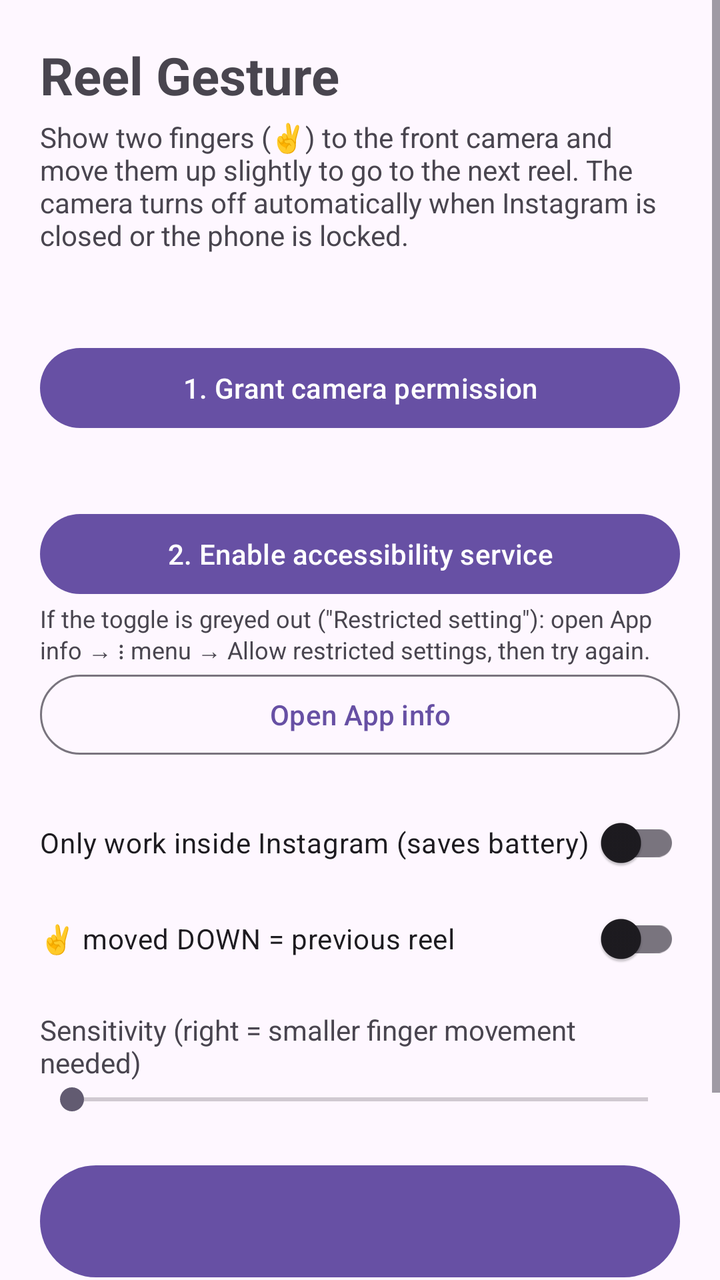
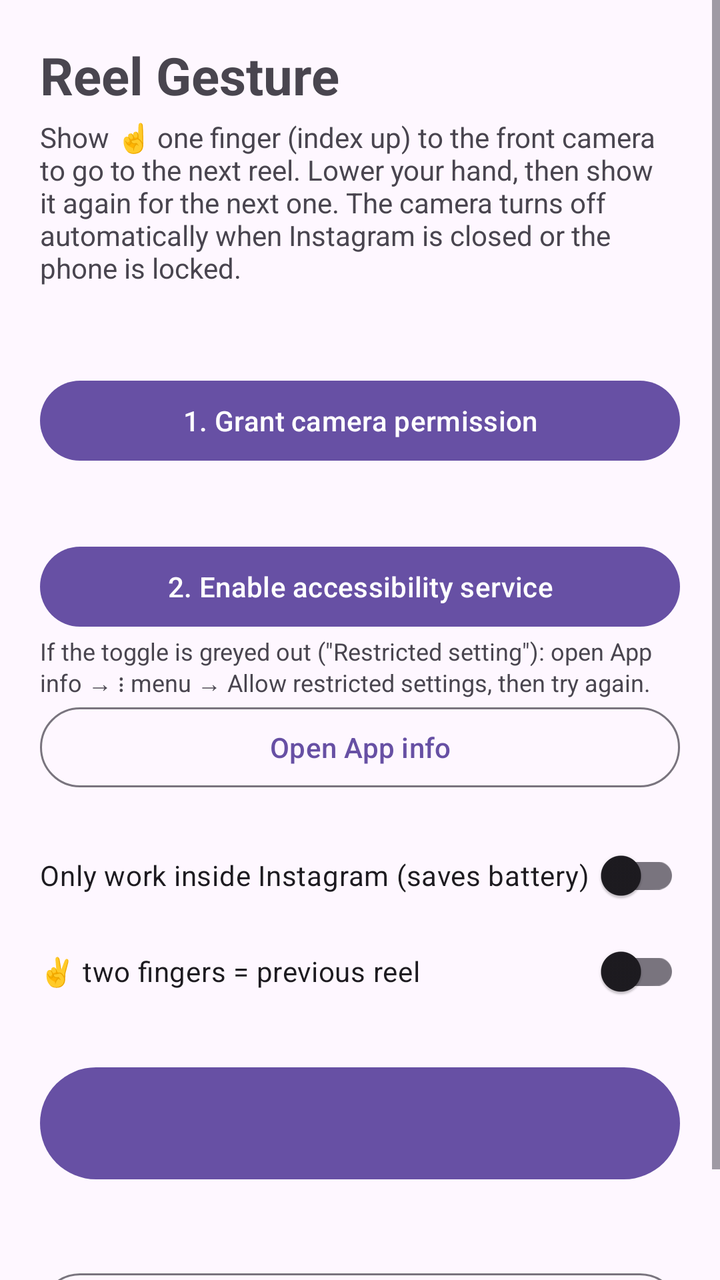

Before-and-after screenshots of an Android layout around one commit, followed by the original layout XML and the change that was made.
<!-- AndroidManifest.xml: application theme Theme.ReelGesture -->
<!-- res/layout/activity_main.xml -->
<?xml version="1.0" encoding="utf-8"?>
<ScrollView xmlns:android="http://schemas.android.com/apk/res/android"
    android:layout_width="match_parent"
    android:layout_height="match_parent"
    android:fitsSystemWindows="true">

    <LinearLayout
        android:layout_width="match_parent"
        android:layout_height="wrap_content"
        android:orientation="vertical"
        android:padding="20dp">

        <TextView
            android:layout_width="wrap_content"
            android:layout_height="wrap_content"
            android:text="@string/app_name"
            android:textSize="26sp"
            android:textStyle="bold" />

        <TextView
            android:layout_width="match_parent"
            android:layout_height="wrap_content"
            android:layout_marginTop="4dp"
            android:text="Show two fingers (✌) to the front camera and move them up slightly to go to the next reel. The camera turns off automatically when Instagram is closed or the phone is locked." />

        
        <TextView
            android:id="@+id/cameraStatus"
            android:layout_width="match_parent"
            android:layout_height="wrap_content"
            android:layout_marginTop="24dp"
            android:textStyle="bold" />

        <Button
            android:id="@+id/grantCameraButton"
            android:layout_width="match_parent"
            android:layout_height="wrap_content"
            android:text="1. Grant camera permission" />

        
        <TextView
            android:id="@+id/accessibilityStatus"
            android:layout_width="match_parent"
            android:layout_height="wrap_content"
            android:layout_marginTop="16dp"
            android:textStyle="bold" />

        <Button
            android:id="@+id/accessibilityButton"
            android:layout_width="match_parent"
            android:layout_height="wrap_content"
            android:text="2. Enable accessibility service" />

        <TextView
            android:layout_width="match_parent"
            android:layout_height="wrap_content"
            android:text="If the toggle is greyed out (&quot;Restricted setting&quot;): open App info → ⋮ menu → Allow restricted settings, then try again."
            android:textSize="12sp" />

        <Button
            android:id="@+id/appInfoButton"
            style="?attr/materialButtonOutlinedStyle"
            android:layout_width="match_parent"
            android:layout_height="wrap_content"
            android:text="Open App info" />

        
        <androidx.appcompat.widget.SwitchCompat
            android:id="@+id/instagramOnlySwitch"
            android:layout_width="match_parent"
            android:layout_height="wrap_content"
            android:layout_marginTop="16dp"
            android:text="Only work inside Instagram (saves battery)" />

        <androidx.appcompat.widget.SwitchCompat
            android:id="@+id/allowPreviousSwitch"
            android:layout_width="match_parent"
            android:layout_height="wrap_content"
            android:text="✌ moved DOWN = previous reel" />

        <TextView
            android:layout_width="match_parent"
            android:layout_height="wrap_content"
            android:layout_marginTop="12dp"
            android:text="Sensitivity (right = smaller finger movement needed)" />

        <SeekBar
            android:id="@+id/sensitivitySeek"
            android:layout_width="match_parent"
            android:layout_height="wrap_content"
            android:max="100" />

        
        <Button
            android:id="@+id/startStopButton"
            android:layout_width="match_parent"
            android:layout_height="64dp"
            android:layout_marginTop="20dp"
            android:textSize="18sp" />

        <TextView
            android:id="@+id/serviceStatus"
            android:layout_width="match_parent"
            android:layout_height="wrap_content"
            android:layout_marginTop="8dp" />

        <Button
            android:id="@+id/openInstagramButton"
            style="?attr/materialButtonOutlinedStyle"
            android:layout_width="match_parent"
            android:layout_height="wrap_content"
            android:layout_marginTop="12dp"
            android:text="Open Instagram" />
    </LinearLayout>
</ScrollView>
<!-- resources referenced by this layout -->
<resources>
  <string name="app_name">Reel Gesture</string>
  <style name="Theme.ReelGesture" parent="Theme.Material3.DayNight" />
</resources>

<!-- the commit's change to res/layout/activity_main.xml (unified diff, before → after) -->
@@ -21,7 +21,7 @@
             android:layout_width="match_parent"
             android:layout_height="wrap_content"
             android:layout_marginTop="4dp"
-            android:text="Show two fingers (✌) to the front camera and move them up slightly to go to the next reel. The camera turns off automatically when Instagram is closed or the phone is locked." />
+            android:text="Show ☝ one finger (index up) to the front camera to go to the next reel. Lower your hand, then show it again for the next one. The camera turns off automatically when Instagram is closed or the phone is locked." />
 
         
         <TextView
@@ -76,19 +76,7 @@
             android:id="@+id/allowPreviousSwitch"
             android:layout_width="match_parent"
             android:layout_height="wrap_content"
-            android:text="✌ moved DOWN = previous reel" />
-
-        <TextView
-            android:layout_width="match_parent"
-            android:layout_height="wrap_content"
-            android:layout_marginTop="12dp"
-            android:text="Sensitivity (right = smaller finger movement needed)" />
-
-        <SeekBar
-            android:id="@+id/sensitivitySeek"
-            android:layout_width="match_parent"
-            android:layout_height="wrap_content"
-            android:max="100" />
+            android:text="✌ two fingers = previous reel" />
 
         
         <Button
